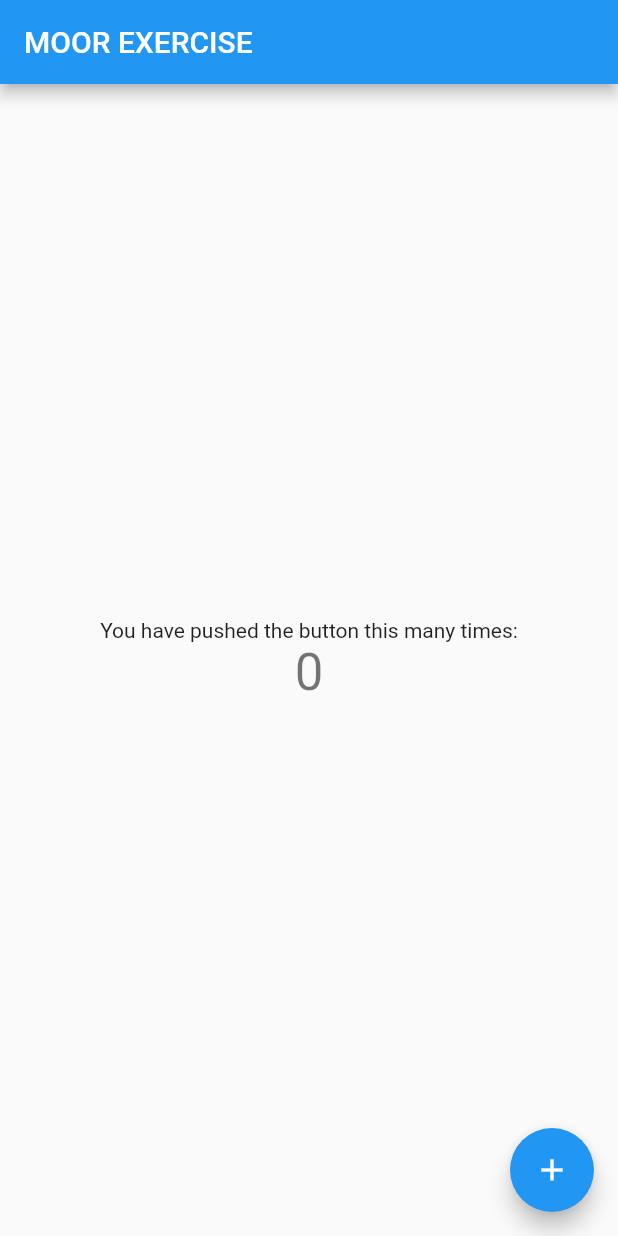
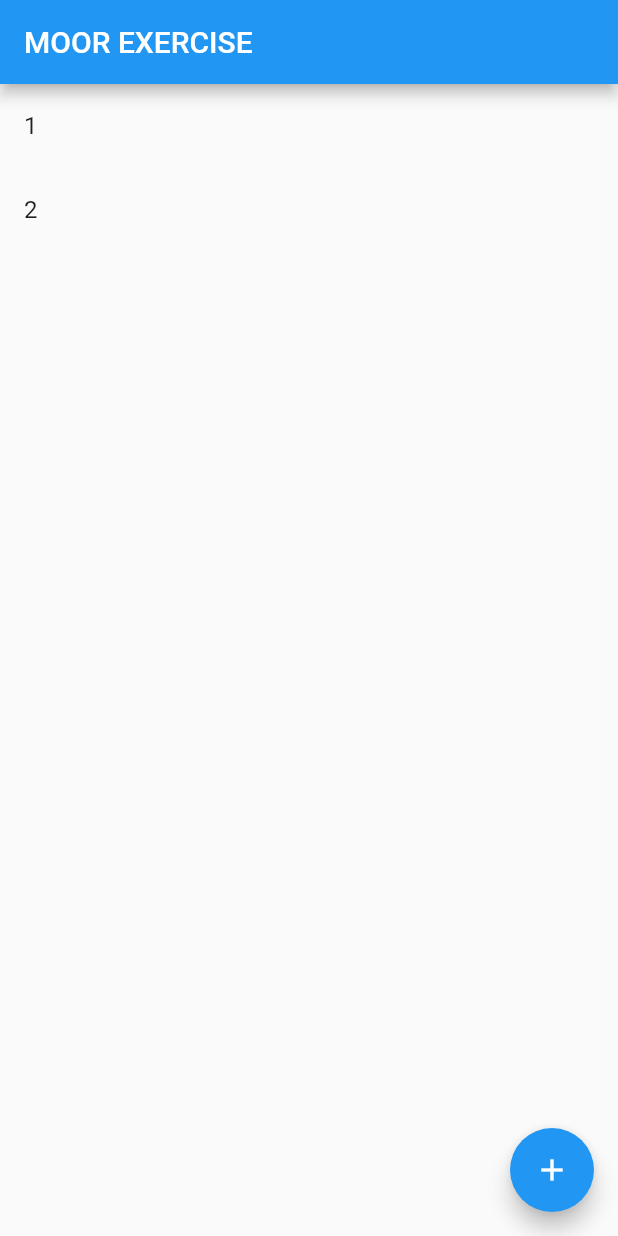
Before and after one commit to SuperMonkey1/MoorExersize, a Flutter app: the first screen one second after launch, on a phone screen of 412 x 824 dp. Run offline on Flutter 3.47's test engine with Material 2 defaults, Android fonts, the phone set to English and light mode, and no system bars; our stand-ins replace moor; generated files the repository leaves out were written again.

Commit message:
Added UI to show a the row elements of a table

```diff
--- a/moor_exercize/lib/main.dart
+++ b/moor_exercize/lib/main.dart
@@ -20,7 +20,6 @@ class MyApp extends StatelessWidget {
 
 class MyHomePage extends StatefulWidget {
   MyHomePage({Key key, this.title}) : super(key: key);
-
   final String title;
 
   @override
@@ -28,12 +27,8 @@ class MyHomePage extends StatefulWidget {
 }
 
 class _MyHomePageState extends State<MyHomePage> {
-  int _counter = 0;
-
-  void _incrementCounter() {
-    setState(() {
-      _counter++;
-    });
+  Future<List<String>> getFuture() async {
+    return Future.delayed(const Duration(seconds: 1), () => ['a', 'b']);
   }
 
   @override
@@ -42,24 +37,28 @@ class _MyHomePageState extends State<MyHomePage> {
       appBar: AppBar(
         title: Text(widget.title),
       ),
+      floatingActionButton: FloatingActionButton(
+        onPressed: () => null,
+        child: Icon(Icons.add),
+      ),
       body: Center(
-        child: Column(
-          mainAxisAlignment: MainAxisAlignment.center,
-          children: <Widget>[
-            Text(
-              'You have pushed the button this many times:',
-            ),
-            Text(
-              '$_counter',
-              style: Theme.of(context).textTheme.headline4,
-            ),
-          ],
-        ),
-      ),
-      floatingActionButton: FloatingActionButton(
-        onPressed: _incrementCounter,
-        tooltip: 'Increment',
-        child: Icon(Icons.add),
+        child: FutureBuilder<List<String>>(
+            initialData: ['1', '2'],
+            future: getFuture(),
+            builder: (context, snapshot) {
+              if (!snapshot.hasData) {
+                return Text('no data');
+              } else {
+                return ListView.builder(
+                  itemCount: snapshot.data.length,
+                  itemBuilder: (context, index) {
+                    return ListTile(
+                      title: Text('${snapshot.data[index]}'),
+                    );
+                  },
+                );
+              }
+            }),
       ), // This trailing comma makes auto-formatting nicer for build methods.
     );
   }
```
Also changed, not shown: moor_exercize/lib/my_tables.dart (+25 -3 lines).
